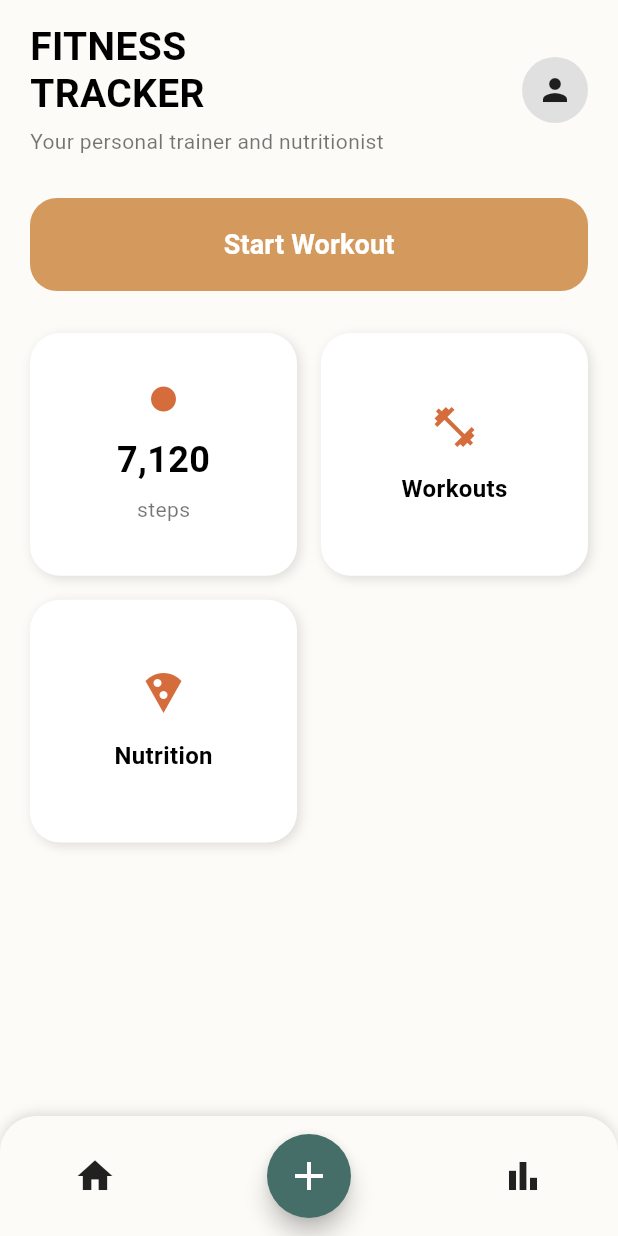
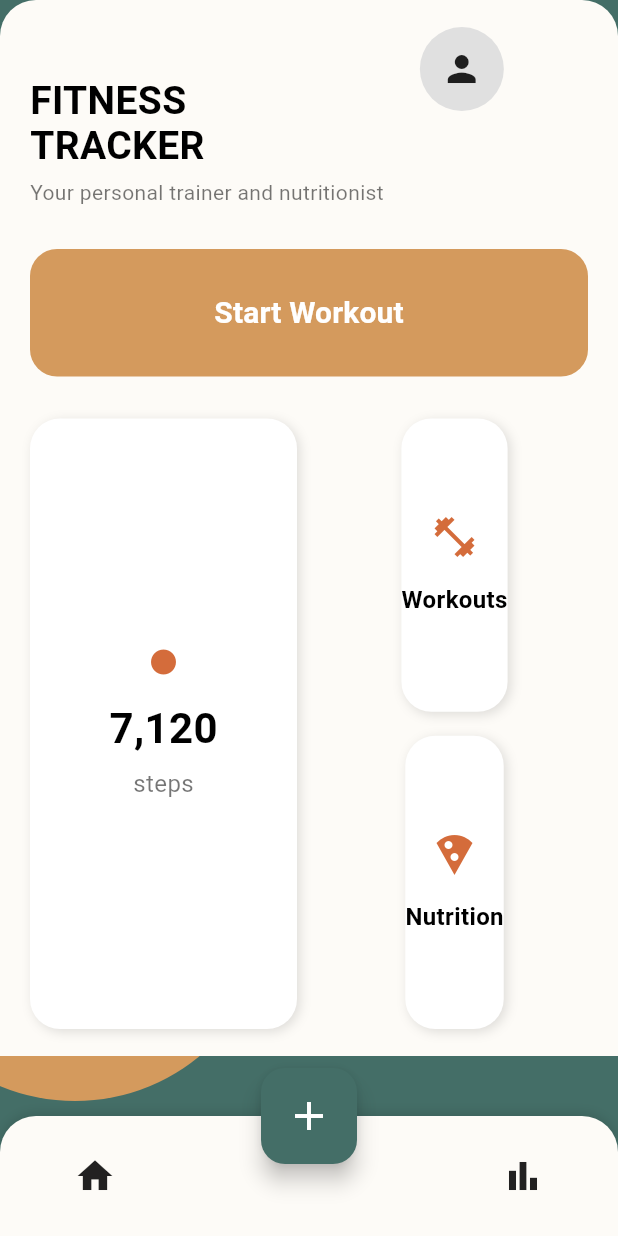
Before and after one commit to IvanZhutyaev/Flutter_redesign_FitTrackPro, a Flutter app: the screen it shows after launch, on a phone screen of 412 x 824 dp. Run offline on Flutter 3.47's test engine with Material 3 defaults, Android fonts, the phone set to English and light mode, and no system bars.

Commit message:
update design

```diff
--- a/flutter_redesign/lib/main.dart
+++ b/flutter_redesign/lib/main.dart
@@ -1,17 +1,15 @@
 import 'package:flutter/material.dart';
 
-void main() {
-  runApp(const FitnessApp());
-}
+void main() => runApp(const FitnessApp());
 
 class FitnessApp extends StatelessWidget {
   const FitnessApp({super.key});
 
   @override
   Widget build(BuildContext context) {
-    return MaterialApp(
+    return const MaterialApp(
       debugShowCheckedModeBanner: false,
-      home: const MainScreen(),
+      home: MainScreen(),
     );
   }
 }
@@ -21,33 +19,76 @@ class MainScreen extends StatelessWidget {
 
   @override
   Widget build(BuildContext context) {
+    // Параметры, которые можно быстро настроить:
+    const double navBarHeight = 80.0;
+    const double fabDiameter = 64.0;
+    const double fabRadius = fabDiameter / 2;
+    const double greenPeek = 40.0; // сколько зелёного видно над нижней панелью
+    final double beigeBottom = navBarHeight + greenPeek;
+
     return Scaffold(
-      backgroundColor: const Color(0xFFFDFBF7),
-      body: SafeArea(
+      // Базовый фон — зелёный (нижний слой)
+      body: Stack(
+        children: [
+          // 1) Зеленый фон (базовый)
+          Container(color: const Color(0xFF446E67)),
+
+          // 2) Оранжевая фигура (полукруг) снизу слева — расположена выше нижней панели
+          Positioned(
+            bottom: navBarHeight + 10, // находится над нижней панелью (не входит в неё)
+            left: -80,
+            child: Container(
+              width: 260,
+              height: 260,
+              decoration: BoxDecoration(
+                color: const Color(0xFFD49A5D),
+                borderRadius: BorderRadius.circular(200),
+              ),
+            ),
+          ),
+
+          // 3) Бежевый блок, который перекрывает ~90% экрана сверху
+          Positioned(
+            top: 0,
+            left: 0,
+            right: 0,
+            bottom: beigeBottom, // оставляем полосу (greenPeek) над нижней панелью
+            child: Container(
+              decoration: const BoxDecoration(
+                color: Color(0xFFFDFBF7),
+                borderRadius: BorderRadius.only(
+                  topLeft: Radius.circular(24),
+                  topRight: Radius.circular(24),
+                ),
+              ),
+              child: SafeArea(
                 child: Padding(
-          padding: const EdgeInsets.symmetric(horizontal: 20, vertical: 16),
+                  padding: const EdgeInsets.symmetric(horizontal: 20, vertical: 18),
                   child: Column(
                     crossAxisAlignment: CrossAxisAlignment.start,
                     children: [
-              /// --- HEADER ---
-              Row(
-                mainAxisAlignment: MainAxisAlignment.spaceBetween,
+                      // HEADER: текст + аватар (аватар визуально выше текста)
+                      Stack(
+                        clipBehavior: Clip.none,
                         children: [
-                  const Column(
+                          // текстовая часть с отступом сверху
+                          const Padding(
+                            padding: EdgeInsets.only(top: 34, right: 80),
+                            child: Column(
                               crossAxisAlignment: CrossAxisAlignment.start,
                               children: [
                                 Text(
-                        "FITNESS\nTRACKER",
+                                  'FITNESS\nTRACKER',
                                   style: TextStyle(
                                     fontSize: 26,
-                          fontWeight: FontWeight.bold,
+                                    fontWeight: FontWeight.w700,
                                     color: Colors.black,
-                          height: 1.2,
+                                    height: 1.15,
                                   ),
                                 ),
                                 SizedBox(height: 6),
                                 Text(
-                        "Your personal trainer and nutritionist",
+                                  'Your personal trainer and nutritionist',
                                   style: TextStyle(
                                     fontSize: 14,
                                     color: Colors.black54,
@@ -55,54 +96,81 @@ class MainScreen extends StatelessWidget {
                                 ),
                               ],
                             ),
-                  CircleAvatar(
-                    radius: 22,
-                    backgroundColor: Color(0xFFE0E0E0),
-                    child: Icon(Icons.person, color: Colors.black87, size: 24),
+                          ),
+                          // аватарка — выше текста (Positioned top: 0)
+                          Positioned(
+                            top: 0,
+                            right: 0,
+                            child: CircleAvatar(
+                              radius: 28,
+                              backgroundColor: const Color(0xFFE0E0E0),
+                              child: const Icon(Icons.person, size: 28, color: Colors.black87),
+                            ),
                           ),
                         ],
                       ),
+
                       const SizedBox(height: 28),
 
-              /// --- MAIN BUTTON ---
+                      // Длинная "Start Workout" кнопка (высокая)
                       SizedBox(
                         width: double.infinity,
                         child: ElevatedButton(
                           onPressed: () {},
                           style: ElevatedButton.styleFrom(
-                    padding: const EdgeInsets.symmetric(vertical: 18),
+                            padding: const EdgeInsets.symmetric(vertical: 28),
                             backgroundColor: const Color(0xFFD49A5D),
-                    elevation: 0,
                             shape: RoundedRectangleBorder(
                               borderRadius: BorderRadius.circular(18),
                             ),
+                            elevation: 0,
                           ),
                           child: const Text(
-                    "Start Workout",
+                            'Start Workout',
                             style: TextStyle(
-                      fontSize: 18,
+                              fontSize: 20,
                               fontWeight: FontWeight.w600,
                               color: Colors.white,
                             ),
                           ),
                         ),
                       ),
+
                       const SizedBox(height: 28),
 
-              /// --- GRID CARDS ---
+                      // Вкладки: Steps слева, Workouts+Nutrition справа
                       Expanded(
-                child: GridView(
-                  padding: EdgeInsets.zero,
-                  gridDelegate: const SliverGridDelegateWithFixedCrossAxisCount(
-                    crossAxisCount: 2,
-                    crossAxisSpacing: 16,
-                    mainAxisSpacing: 16,
-                    childAspectRatio: 1.1,
+                        child: Row(
+                          children: [
+                            // Steps (левая большая вертикальная карточка)
+                            Expanded(
+                              flex: 1,
+                              child: _StepsCard(),
                             ),
+
+                            const SizedBox(width: 16),
+
+                            // Правая колонка: две карточки одна на другую, вместе равны высоте Steps
+                            Expanded(
+                              flex: 1,
+                              child: Column(
                                 children: const [
-                    _CardItemSteps(),
-                    _CardItem(title: "Workouts", icon: Icons.fitness_center),
-                    _CardItem(title: "Nutrition", icon: Icons.local_pizza),
+                                  Expanded(
+                                    child: _CardItem(
+                                      title: 'Workouts',
+                                      icon: Icons.fitness_center,
+                                    ),
+                                  ),
+                                  SizedBox(height: 16),
+                                  Expanded(
+                                    child: _CardItem(
+                                      title: 'Nutrition',
+                                      icon: Icons.local_pizza,
+                                    ),
+                                  ),
+                                ],
+                              ),
+                            ),
                           ],
                         ),
                       ),
@@ -110,42 +178,94 @@ class MainScreen extends StatelessWidget {
                   ),
                 ),
               ),
+            ),
+          ),
 
-      /// --- BOTTOM NAV ---
-      bottomNavigationBar: Container(
-        height: 80,
+          // 4) Нижняя панель (внизу экрана)
+          Positioned(
+            left: 0,
+            right: 0,
+            bottom: 0,
+            height: navBarHeight,
+            child: Container(
               decoration: const BoxDecoration(
                 color: Color(0xFFFDFBF7),
+                boxShadow: [
+                  BoxShadow(color: Colors.black12, blurRadius: 6, offset: Offset(0, -2))
+                ],
                 borderRadius: BorderRadius.only(
                   topLeft: Radius.circular(24),
                   topRight: Radius.circular(24),
                 ),
-          boxShadow: [
-            BoxShadow(
-              color: Colors.black12,
-              blurRadius: 6,
-              offset: Offset(0, -2),
+              ),
+              child: Row(
+                mainAxisAlignment: MainAxisAlignment.spaceAround,
+                children: const [
+                  Icon(Icons.home, size: 28, color: Colors.black87),
+                  SizedBox(width: 60), // место под FAB
+                  Icon(Icons.bar_chart, size: 28, color: Colors.black87),
+                ],
+              ),
+            ),
+          ),
+
+          // 5) FAB — наполовину в нижней панели, наполовину над фоном
+          Positioned(
+            bottom: navBarHeight - fabRadius, // половина внутри нижней панели
+            left: 0,
+            right: 0,
+            child: Center(
+              child: SizedBox(
+                width: fabDiameter,
+                height: fabDiameter,
+                child: FloatingActionButton(
+                  onPressed: () {},
+                  backgroundColor: const Color(0xFF446E67),
+                  child: const Icon(Icons.add, size: 32, color: Colors.white),
+                ),
+              ),
+            ),
           ),
         ],
       ),
-        child: Stack(
-          alignment: Alignment.center,
+    );
+  }
+}
+
+/// Большая карточка Steps (левая)
+class _StepsCard extends StatelessWidget {
+  const _StepsCard({super.key});
+
+  @override
+  Widget build(BuildContext context) {
+    return Container(
+      // чтобы карточка "не выходила" и соответствовала размерам
+      decoration: BoxDecoration(
+        color: Colors.white,
+        borderRadius: BorderRadius.circular(20),
+        boxShadow: const [BoxShadow(color: Colors.black12, blurRadius: 6, offset: Offset(2, 2))],
+      ),
+      padding: const EdgeInsets.symmetric(horizontal: 16, vertical: 18),
+      child: const Center(
+        child: Column(
+          mainAxisAlignment: MainAxisAlignment.center,
           children: [
-            Row(
-              mainAxisAlignment: MainAxisAlignment.spaceAround,
-              children: const [
-                Icon(Icons.home, size: 28, color: Colors.black87),
-                SizedBox(width: 60), // место под "+"
-                Icon(Icons.bar_chart, size: 28, color: Colors.black87),
-              ],
+            Icon(Icons.circle, size: 20, color: Color(0xFFD46C3B)),
+            SizedBox(height: 14),
+            Text(
+              '7,120',
+              style: TextStyle(
+                fontSize: 28,
+                fontWeight: FontWeight.bold,
+                color: Colors.black,
               ),
-            Positioned(
-              bottom: 12,
-              child: FloatingActionButton(
-                onPressed: null,
-                backgroundColor: Color(0xFF446E67),
-                shape: CircleBorder(),
-                child: const Icon(Icons.add, size: 32, color: Colors.white),
+            ),
+            SizedBox(height: 6),
+            Text(
+              'steps',
+              style: TextStyle(
+                fontSize: 16,
+                color: Colors.black54,
               ),
             ),
           ],
@@ -155,9 +275,12 @@ class MainScreen extends StatelessWidget {
   }
 }
 
-/// --- STEPS CARD ---
-class _CardItemSteps extends StatelessWidget {
-  const _CardItemSteps();
+/// Универсальная карточка (Workouts / Nutrition)
+class _CardItem extends StatelessWidget {
+  final String title;
+  final IconData icon;
+
+  const _CardItem({super.key, required this.title, required this.icon});
 
   @override
   Widget build(BuildContext context) {
@@ -165,77 +288,19 @@ class _CardItemSteps extends StatelessWidget {
       decoration: BoxDecoration(
         color: Colors.white,
         borderRadius: BorderRadius.circular(20),
-        boxShadow: const [
-          BoxShadow(
-            color: Colors.black12,
-            blurRadius: 6,
-            offset: Offset(2, 2),
+        boxShadow: const [BoxShadow(color: Colors.black12, blurRadius: 6, offset: Offset(2, 2))],
       ),
-        ],
-      ),
-      child: const Column(
+      child: Column(
         mainAxisAlignment: MainAxisAlignment.center,
         children: [
-          Icon(Icons.circle, size: 20, color: Color(0xFFD46C3B)),
-          SizedBox(height: 14),
+          Icon(icon, size: 32, color: const Color(0xFFD46C3B)),
+          const SizedBox(height: 14),
           Text(
-            "7,120",
-            style: TextStyle(
-              fontSize: 24,
-              fontWeight: FontWeight.bold,
-              color: Colors.black,
-            ),
-          ),
-          SizedBox(height: 6),
-          Text(
-            "steps",
-            style: TextStyle(
-              fontSize: 14,
-              color: Colors.black54,
-            ),
+            title,
+            style: const TextStyle(fontSize: 16, fontWeight: FontWeight.w600, color: Colors.black),
           ),
         ],
       ),
     );
   }
 }
-
-/// --- UNIVERSAL CARD ---
-class _CardItem extends StatelessWidget {
-  final String title;
-  final IconData icon;
-
-  const _CardItem({required this.title, required this.icon});
-
-  @override
-  Widget build(BuildContext context) {
-    return Container(
-      decoration: BoxDecoration(
-        color: Colors.white,
-        borderRadius: BorderRadius.circular(20),
-        boxShadow: const [
-          BoxShadow(
-            color: Colors.black12,
-            blurRadius: 6,
-            offset: Offset(2, 2),
-          ),
-        ],
-      ),
-      child: Column(
-        mainAxisAlignment: MainAxisAlignment.center,
-        children: [
-          Icon(icon, size: 32, color: Color(0xFFD46C3B)),
-          const SizedBox(height: 14),
-          Text(
-            title,
-            style: const TextStyle(
-              fontSize: 16,
-              fontWeight: FontWeight.w600,
-              color: Colors.black,
-            ),
-          ),
-        ],
-      ),
-    );
-  }
-}
```
Lines whose indentation alone changed are shown as unchanged.
